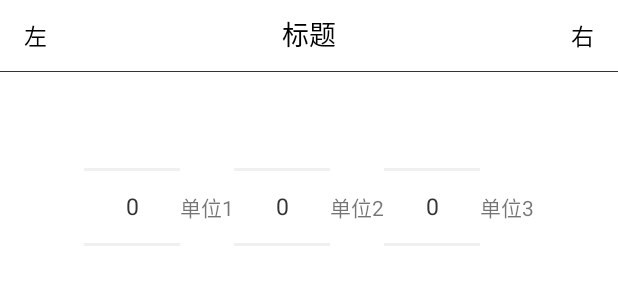
After one commit to zii4914/FastApp, an Android app: the layout dialog_number_picker.xml on its own in the app's theme, with its tools: preview values and no code run, on a phone screen of 412 x 824 dp. The commit adds this screen. Shown: the top 300 px of the screen. Run offline under Robolectric (Android 15) with nearby library versions, the phone set to English and light mode, and no system bars.

Commit message:
1.添加NumberPicker

```diff
--- a/app/src/main/java/com/zii/fastapp/MainActivity.java
+++ b/app/src/main/java/com/zii/fastapp/MainActivity.java
@@ -29,8 +29,9 @@ public class MainActivity extends AppCompatActivity {
   public void onTestSome(View view) {
     //mTestCollection.testPopupDialog(view);
     //mTestCollection.testTakePicture(view);
-    mTestCollection.testQuick(view);
-    mTv.setText(getDisplayText());
+    //mTestCollection.testQuick(view);
+    mTestCollection.testShowDatePicker(view);
+    //mTv.setText(getDisplayText());
   }
 
   private String getDisplayText() {
--- a/base/src/main/java/com/zii/base/util/Utils.java
+++ b/base/src/main/java/com/zii/base/util/Utils.java
@@ -19,7 +19,7 @@ import java.util.Map;
 import java.util.Set;
 
 /**
- * AppUtils
+ * Utils
  * Create by zii at 2018/11/11.
  */
 public class Utils {
--- /dev/null
+++ b/base/src/main/java/com/zii/base/widget/picker/BaseNumberPicker.java
@@ -0,0 +1,119 @@
+package com.zii.base.widget.picker;
+
+import android.content.Context;
+import android.content.res.Resources;
+import android.content.res.TypedArray;
+import android.graphics.Color;
+import android.graphics.drawable.ColorDrawable;
+import android.util.AttributeSet;
+import android.view.View;
+import android.view.ViewGroup;
+import android.widget.EditText;
+import android.widget.NumberPicker;
+import com.zii.base.R;
+import java.lang.reflect.Field;
+
+/**
+ * BaseNumberPicker
+ * Create by iDoctor-ZII at 2018/9/5.
+ */
+public class BaseNumberPicker extends NumberPicker {
+
+  private static final int DefaultDividerColor = Color.parseColor("#eeeeee");
+  private static final int DefaultTextColor = Color.parseColor("#333333");
+  private static final int DefaultTextSize = 15;
+
+  private int mDividerColor;
+  private int mTextColor;
+  private float mTextSizeDp;
+
+  public BaseNumberPicker(Context context) {
+    super(context);
+    init(null);
+  }
+
+  public BaseNumberPicker(Context context, AttributeSet attrs) {
+    super(context, attrs);
+    init(attrs);
+  }
+
+  public BaseNumberPicker(Context context, AttributeSet attrs, int defStyleAttr) {
+    super(context, attrs, defStyleAttr);
+    init(attrs);
+  }
+
+  private void init(AttributeSet attrs) {
+    if (attrs == null) {
+      return;
+    }
+
+    TypedArray typedArray = getContext().obtainStyledAttributes(attrs, R.styleable.BaseNumberPicker);
+    for (int i = 0; i < typedArray.getIndexCount(); i++) {
+      int index = typedArray.getIndex(i);
+      if (index == R.styleable.BaseNumberPicker_BaseNumberPicker_divider_color) {
+        mDividerColor = typedArray.getColor(index, mDividerColor);
+      } else if (index == R.styleable.BaseNumberPicker_BaseNumberPicker_text_color) {
+        mTextColor = typedArray.getColor(index, mTextColor);
+      } else if (index == R.styleable.BaseNumberPicker_BaseNumberPicker_text_size) {
+        mTextSizeDp = typedArray.getDimension(index, mTextSizeDp);
+      }
+    }
+    typedArray.recycle();
+  }
+
+  @Override
+  public void addView(View child) {
+    this.addView(child, null);
+  }
+
+  @Override
+  public void addView(View child, ViewGroup.LayoutParams params) {
+    this.addView(child, -1, params);
+  }
+
+  @Override
+  public void addView(View child, int index, ViewGroup.LayoutParams params) {
+    super.addView(child, index, params);
+
+    if (child instanceof EditText) {
+      ((EditText) child).setTextColor(mTextColor == 0 ? DefaultTextColor : mTextColor);
+      ((EditText) child).setTextSize(mTextSizeDp == 0 ? DefaultTextSize : mTextSizeDp);
+    }
+    setDividerColor(mDividerColor == 0 ? DefaultDividerColor : mDividerColor);
+  }
+
+  /**
+   * 使用反射改变分割线的值
+   *
+   * @param dividerColor 分割线颜色
+   */
+  public void setDividerColor(int dividerColor) {
+    NumberPicker picker = this;
+    Field[] pickerFields = NumberPicker.class.getDeclaredFields();
+    for (Field pf : pickerFields) {
+      if (pf.getName().equals("mSelectionDivider")) {
+        pf.setAccessible(true);
+        try {
+          pf.set(picker, new ColorDrawable(dividerColor));
+        } catch (IllegalArgumentException | Resources.NotFoundException | IllegalAccessException e) {
+          e.printStackTrace();
+        }
+        break;
+      }
+    }
+  }
+
+  /**
+   * 设置显示的内容
+   */
+  public void setDisplayData(String[] displayValues, int minValue, int maxValue) {
+    setDisplayedValues(displayValues);
+    setMinValue(minValue);
+    setMaxValue(maxValue);
+  }
+
+  public void setDisplayData(int minValue, int maxValue) {
+    setMinValue(minValue);
+    setMaxValue(maxValue);
+  }
+}
--- /dev/null
+++ b/base/src/main/res/layout/dialog_number_picker.xml
@@ -0,0 +1,118 @@
+<?xml version="1.0" encoding="utf-8"?>
+<androidx.constraintlayout.widget.ConstraintLayout xmlns:android="http://schemas.android.com/apk/res/android"
+  xmlns:app="http://schemas.android.com/apk/res-auto"
+  xmlns:tools="http://schemas.android.com/tools"
+  android:layout_width="match_parent"
+  android:layout_height="wrap_content"
+  android:background="@android:color/white"
+  >
+
+  <LinearLayout
+    android:id="@+id/layout_top"
+    android:layout_width="match_parent"
+    android:layout_height="wrap_content"
+    android:orientation="horizontal"
+    app:layout_constraintLeft_toLeftOf="parent"
+    app:layout_constraintRight_toRightOf="parent"
+    app:layout_constraintTop_toTopOf="parent"
+    >
+
+    <TextView
+      android:id="@+id/tv_left"
+      android:layout_width="wrap_content"
+      android:layout_height="wrap_content"
+      android:paddingBottom="12dp"
+      android:paddingLeft="16dp"
+      android:paddingRight="16dp"
+      android:paddingTop="12dp"
+      android:text="取消"
+      android:textColor="@android:color/black"
+      android:textSize="15dp"
+      tools:text="左"
+      />
+
+    <TextView
+      android:id="@+id/tv_center"
+      android:layout_width="0dp"
+      android:layout_height="wrap_content"
+      android:layout_weight="1"
+      android:gravity="center"
+      android:textColor="@android:color/black"
+      android:textSize="18dp"
+      tools:text="标题"
+      />
+    <TextView
+      android:id="@+id/tv_right"
+      android:layout_width="wrap_content"
+      android:layout_height="wrap_content"
+      android:paddingBottom="12dp"
+      android:paddingLeft="16dp"
+      android:paddingRight="16dp"
+      android:paddingTop="12dp"
+      android:text="确定"
+      android:textColor="@android:color/black"
+      android:textSize="15dp"
+      tools:text="右"
+      />
+  </LinearLayout>
+  <View
+    android:id="@+id/divider"
+    android:layout_width="match_parent"
+    android:layout_height="0.7dp"
+    android:background="#333333"
+    app:layout_constraintLeft_toLeftOf="parent"
+    app:layout_constraintRight_toRightOf="parent"
+    app:layout_constraintTop_toBottomOf="@id/layout_top"
+    />
+
+  <LinearLayout
+    android:id="@+id/layout_picker"
+    android:layout_width="wrap_content"
+    android:layout_height="wrap_content"
+    android:orientation="horizontal"
+    app:layout_constraintLeft_toLeftOf="parent"
+    app:layout_constraintRight_toRightOf="parent"
+    app:layout_constraintTop_toBottomOf="@id/divider"
+    >
+    <com.zii.base.widget.picker.BaseNumberPicker
+      android:id="@+id/picker_1"
+      android:layout_width="wrap_content"
+      android:layout_height="wrap_content"
+      android:descendantFocusability="blocksDescendants"
+      />
+    <TextView
+      android:id="@+id/tv_suffix_1"
+      android:layout_width="wrap_content"
+      android:layout_height="wrap_content"
+      android:layout_gravity="center_vertical"
+      tools:text="单位1"
+      />
+    <com.zii.base.widget.picker.BaseNumberPicker
+      android:id="@+id/picker_2"
+      android:layout_width="wrap_content"
+      android:layout_height="wrap_content"
+      android:descendantFocusability="blocksDescendants"
+      />
+    <TextView
+      android:id="@+id/tv_suffix_2"
+      android:layout_width="wrap_content"
+      android:layout_height="wrap_content"
+      android:layout_gravity="center_vertical"
+      tools:text="单位2"
+      />
+    <com.zii.base.widget.picker.BaseNumberPicker
+      android:id="@+id/picker_3"
+      android:layout_width="wrap_content"
+      android:layout_height="wrap_content"
+      android:descendantFocusability="blocksDescendants"
+      />
+    <TextView
+      android:id="@+id/tv_suffix_3"
+      android:layout_width="wrap_content"
+      android:layout_height="wrap_content"
+      android:layout_gravity="center_vertical"
+      tools:text="单位3"
+      />
+  </LinearLayout>
+
+</androidx.constraintlayout.widget.ConstraintLayout>
```
Also changed, not shown: app/src/main/java/com/zii/fastapp/MyApplication.java (added, +17 -0 lines), app/src/main/java/com/zii/fastapp/TestCollection.java (+27 -5 lines), base/src/main/java/com/zii/base/util/TimeUtils.java (+17 -2 lines), base/src/main/java/com/zii/base/widget/picker/NumberPickerDialog.java (added, +422 -0 lines), base/src/main/res/values/styles-widget-declare.xml (added, +10 -0 lines), app/src/main/AndroidManifest.xml (indentation only).
